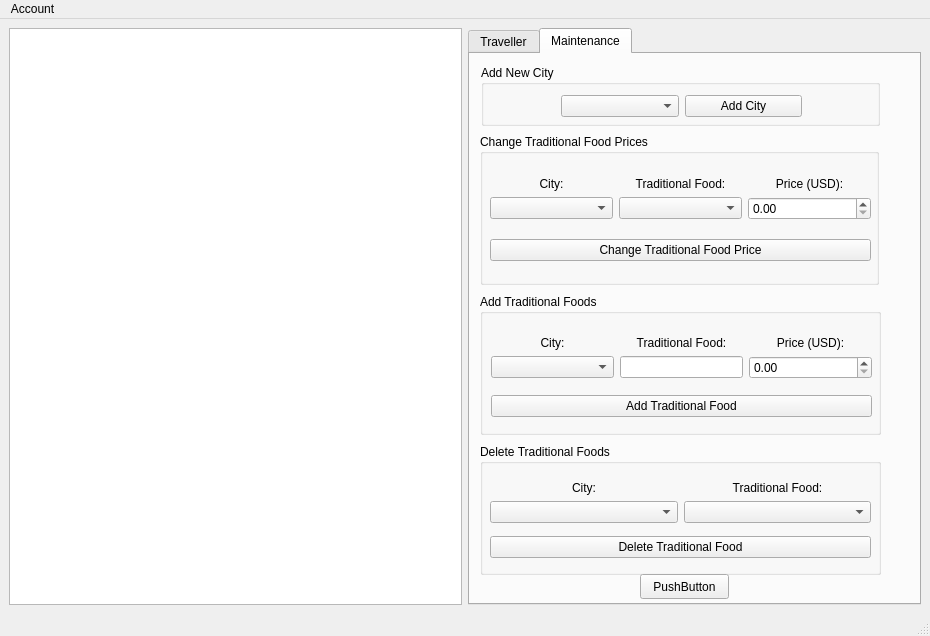
Old version of the form mainwindow.ui in the repository parham-sharaf/European-Vacation.
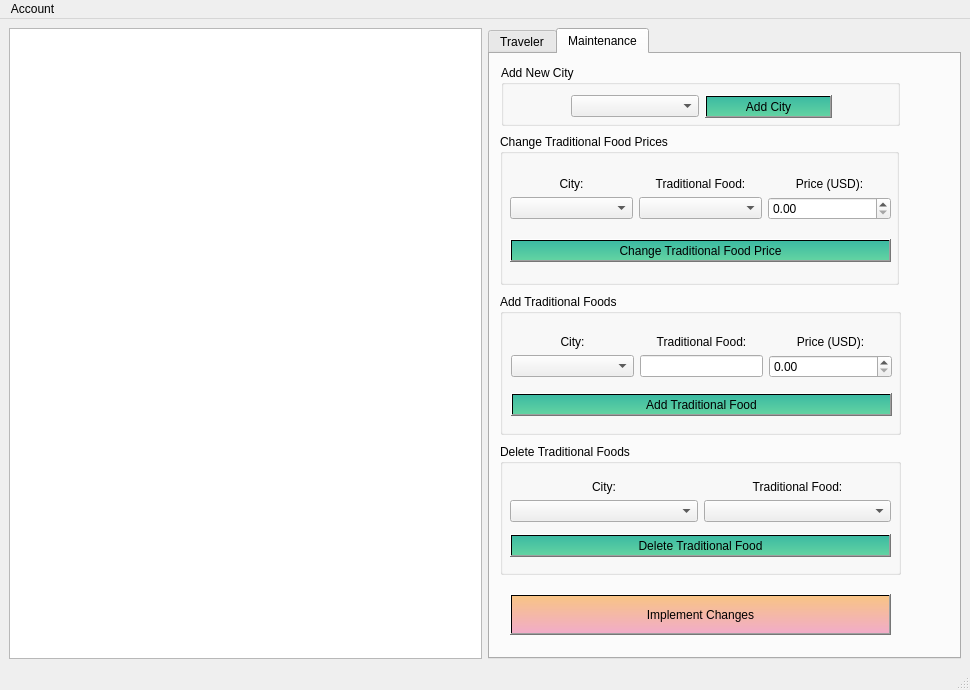
New version of the form. The open tabs and pages were chosen to show the change.

```diff
--- a/mainwindow.ui
+++ b/mainwindow.ui
@@ -6,8 +6,8 @@
    <rect>
     <x>0</x>
     <y>0</y>
-    <width>930</width>
-    <height>636</height>
+    <width>970</width>
+    <height>690</height>
    </rect>
   </property>
   <property name="sizePolicy">
@@ -34,7 +34,7 @@
       </property>
       <widget class="QWidget" name="traveller">
        <attribute name="title">
-        <string>Traveller</string>
+        <string>Traveler</string>
        </attribute>
        <layout class="QVBoxLayout" name="verticalLayout">
         <item>
@@ -282,6 +282,9 @@
           </item>
           <item row="1" column="0">
            <widget class="QPushButton" name="delFoodButton">
+            <property name="styleSheet">
+             <string notr="true">background-color: qlineargradient(spread:pad, x1:0, y1:0, x2:0, y2:1,   stop:0 rgba(60, 186, 162, 255), stop:1 rgba(98, 211, 162, 255))</string>
+            </property>
             <property name="text">
              <string>Delete Traditional Food</string>
             </property>
@@ -305,14 +308,14 @@
         <widget class="QWidget" name="layoutWidget">
          <property name="geometry">
           <rect>
-           <x>80</x>
+           <x>70</x>
            <y>26</y>
-           <width>241</width>
+           <width>261</width>
            <height>31</height>
           </rect>
          </property>
-         <layout class="QHBoxLayout" name="horizontalLayout_2">
-          <item>
+         <layout class="QGridLayout" name="gridLayout_10">
+          <item row="0" column="0">
            <widget class="QComboBox" name="newCityComboBox">
             <property name="sizePolicy">
              <sizepolicy hsizetype="Minimum" vsizetype="Fixed">
@@ -325,8 +328,11 @@
             </property>
            </widget>
           </item>
-          <item>
+          <item row="0" column="1">
            <widget class="QPushButton" name="addCityButton">
+            <property name="styleSheet">
+             <string notr="true">background-color: qlineargradient(spread:pad, x1:0, y1:0, x2:0, y2:1,   stop:0 rgba(60, 186, 162, 255), stop:1 rgba(98, 211, 162, 255))</string>
+            </property>
             <property name="text">
              <string>Add City</string>
             </property>
@@ -427,6 +433,9 @@
           </item>
           <item row="1" column="0">
            <widget class="QPushButton" name="addFoodButton">
+            <property name="styleSheet">
+             <string notr="true">background-color: qlineargradient(spread:pad, x1:0, y1:0, x2:0, y2:1,   stop:0 rgba(60, 186, 162, 255), stop:1 rgba(98, 211, 162, 255))</string>
+            </property>
             <property name="text">
              <string>Add Traditional Food</string>
             </property>
@@ -520,6 +529,9 @@
           </item>
           <item row="1" column="0">
            <widget class="QPushButton" name="changeFoodPriceButton">
+            <property name="styleSheet">
+             <string notr="true">background-color: qlineargradient(spread:pad, x1:0, y1:0, x2:0, y2:1,   stop:0 rgba(60, 186, 162, 255), stop:1 rgba(98, 211, 162, 255))</string>
+            </property>
             <property name="text">
              <string>Change Traditional Food Price</string>
             </property>
@@ -531,14 +543,17 @@
        <widget class="QPushButton" name="adminSubmit">
         <property name="geometry">
          <rect>
-          <x>170</x>
-          <y>520</y>
-          <width>89</width>
-          <height>25</height>
+          <x>20</x>
+          <y>540</y>
+          <width>381</width>
+          <height>41</height>
          </rect>
         </property>
+        <property name="styleSheet">
+         <string notr="true">background-color: qlineargradient(spread:pad, x1:0, y1:0, x2:0, y2:1,   stop:0 #f8c485, stop:1 #f1acc8)</string>
+        </property>
         <property name="text">
-         <string>PushButton</string>
+         <string>Implement Changes</string>
         </property>
        </widget>
       </widget>
@@ -552,7 +567,7 @@
     <rect>
      <x>0</x>
      <y>0</y>
-     <width>930</width>
+     <width>970</width>
      <height>22</height>
     </rect>
    </property>
```
Left out of the diff: 7 changed lines with no effect on the pictures.
